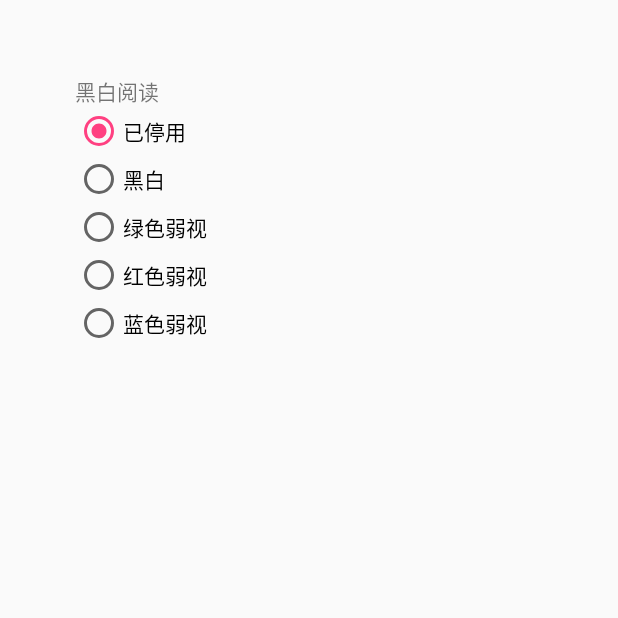
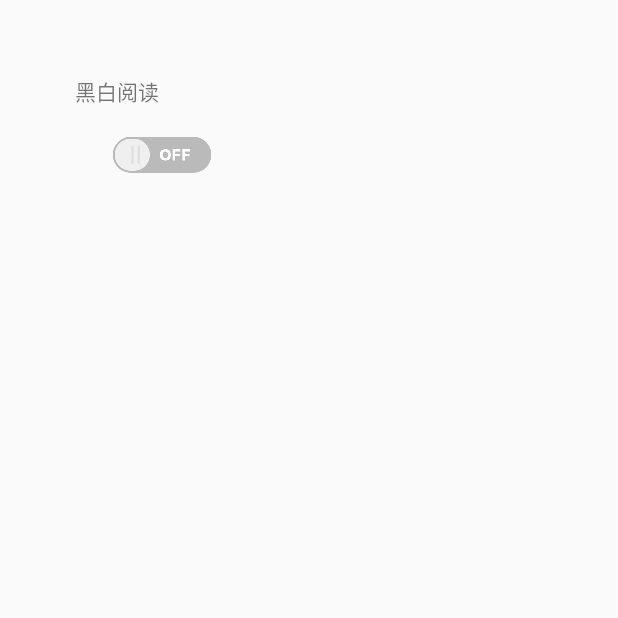
Before and after one commit to chanlin/ProtectEyes, an Android app: the fragment FragmentSeven shown on its own in the app's theme, on a phone screen of 412 x 824 dp, the top half of it. Run offline under Robolectric (Android 15) with nearby library versions, the phone set to English and light mode, and no system bars.

```diff
--- a/app/src/main/java/com/huayinghealth/protecteyes/fragment/FragmentSeven.java
+++ b/app/src/main/java/com/huayinghealth/protecteyes/fragment/FragmentSeven.java
@@ -15,16 +15,23 @@ import android.view.LayoutInflater;
 import android.view.View;
 import android.view.ViewGroup;
 import android.view.accessibility.AccessibilityManager;
+import android.widget.RadioButton;
 import android.widget.RadioGroup;
 
 import com.huayinghealth.protecteyes.R;
+import com.huayinghealth.protecteyes.utils.SystemShare;
 
 /**
  * Created by ChanLin on 2017/11/15.
  */
 public class FragmentSeven extends Fragment implements Preference.OnPreferenceChangeListener {
 
-    private RadioGroup rg_color;
+
+    private Boolean BT_SWITCH = false;//开关默认关闭
+    //private RadioGroup rg_color;
+    private RadioButton rb_blackWhiteSwitch;
+
+    private static final String blackWhiteSwitch = "blackWhiteSwitch"; // 黑白开关
 
     @Nullable
     @Override
@@ -35,13 +42,29 @@ public class FragmentSeven extends Fragment implements Preference.OnPreferenceCh
     @Override
     public void onActivityCreated(Bundle savedInstanceState) {
         super.onActivityCreated(savedInstanceState);
+        BT_SWITCH = SystemShare.getSettingBoolean(getActivity(),blackWhiteSwitch); // 获取开关的状态
+
         init();
     }
     private void init(){
 
+        rb_blackWhiteSwitch = (RadioButton) getActivity().findViewById(R.id.rb_blackWhiteSwitch);
+         rb_blackWhiteSwitch.setChecked(BT_SWITCH);
+        rb_blackWhiteSwitch.setOnClickListener(new View.OnClickListener() {
+            @Override
+            public void onClick(View v) {
+                rb_blackWhiteSwitch.setChecked(BT_SWITCH ? false : true);
+                BT_SWITCH = BT_SWITCH ? false : true;
+                SystemShare.setSettingBoolean(getActivity(),blackWhiteSwitch,BT_SWITCH);
+                if (BT_SWITCH){
+                    writeSimulateColorSpace(0);
+                }else {
+                    writeSimulateColorSpace(-1);
+                }
+            }
+        });
 
-
-        rg_color = (RadioGroup) getActivity().findViewById(R.id.rg_color);
+       /* rg_color = (RadioGroup) getActivity().findViewById(R.id.rg_color);
         rg_color.setOnCheckedChangeListener(new RadioGroup.OnCheckedChangeListener() {
             @Override
             public void onCheckedChanged(RadioGroup group, @IdRes int checkedId) {
@@ -63,7 +86,7 @@ public class FragmentSeven extends Fragment implements Preference.OnPreferenceCh
                         break;
                 }
             }
-        });
+        });*/
 
     }
     /*private void updateSimulateColorSpace() {
--- a/app/src/main/res/layout/fragment_seven.xml
+++ b/app/src/main/res/layout/fragment_seven.xml
@@ -11,7 +11,15 @@
         android:layout_width="wrap_content"
         android:layout_height="wrap_content"
         android:text="黑白阅读"/>
-    <RadioGroup
+    <RadioButton
+        android:id="@+id/rb_blackWhiteSwitch"
+        android:layout_width="66dp"
+        android:layout_height="24dp"
+        android:layout_marginLeft="25dp"
+        android:layout_marginTop="20dp"
+        android:background="@drawable/button_switch"
+        android:button="@null" />
+    <!--<RadioGroup
         android:id="@+id/rg_color"
         android:layout_width="match_parent"
         android:layout_height="wrap_content">
@@ -32,7 +40,7 @@
             android:layout_width="wrap_content"
             android:layout_height="wrap_content"
             android:text="绿色弱视"/>
-
+git
         <RadioButton
             android:id="@+id/rb_4"
             android:layout_width="wrap_content"
@@ -45,5 +53,5 @@
             android:layout_height="wrap_content"
             android:text="蓝色弱视"/>
 
-    </RadioGroup>
+    </RadioGroup>-->
 </LinearLayout>
```
